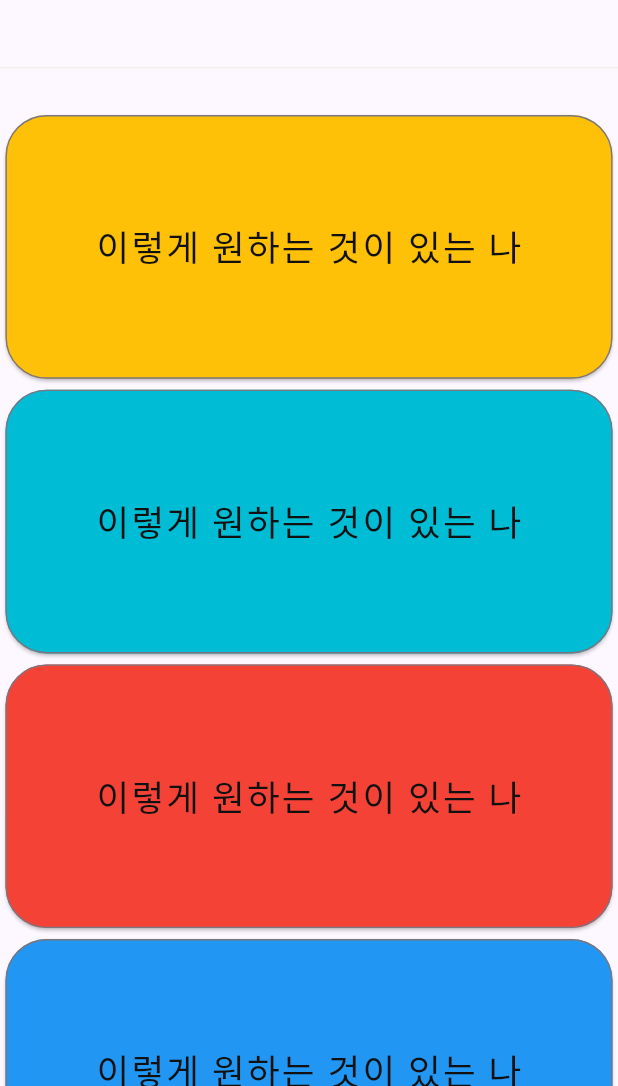
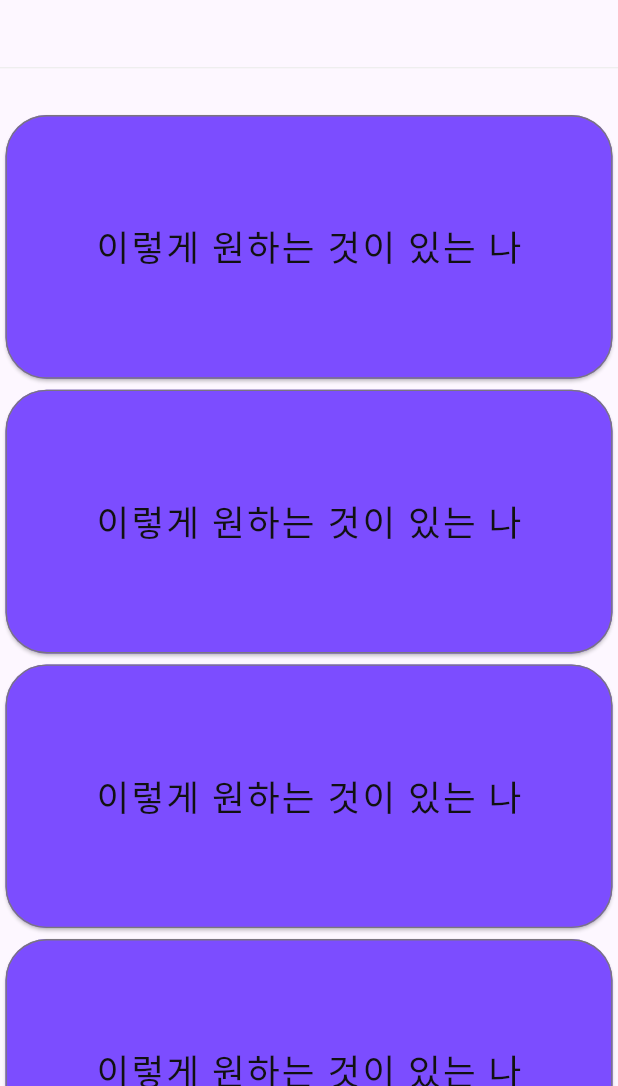
Before and after one commit to ggumgil/dongsilweb, a Flutter app: the WhatIWantPage screen opened by its route, on a phone screen of 412 x 824 dp, the part 150-1236 px from its top. Run offline on Flutter 3.47's test engine with Material 2 defaults, Android fonts, the phone set to English and light mode, and no system bars; our stand-ins replace google_fonts, responsive_framework; Roboto replaces fonts that are missing (Jua).

Commit message:
what i want color도 랜덤으로

```diff
--- a/lib/pages/whatiwant_page.dart
+++ b/lib/pages/whatiwant_page.dart
@@ -1,3 +1,4 @@
+import 'package:dongsilweb/constant/colors.dart';
 import 'package:dongsilweb/widgets/web_card.dart';
 import 'package:flutter/material.dart';
 
@@ -18,22 +19,22 @@ class WhatIWantPage extends StatelessWidget {
             WebCard(
                 width: MediaQuery.of(context).size.width,
                 height: 200,
-                color: Colors.amber,
+                color: randomColor,
                 text: '이렇게 원하는 것이 있는 나'),
             WebCard(
                 width: MediaQuery.of(context).size.width,
                 height: 200,
-                color: Colors.cyan,
+                color: randomColor,
                 text: '이렇게 원하는 것이 있는 나'),
             WebCard(
                 width: MediaQuery.of(context).size.width,
                 height: 200,
-                color: Colors.red,
+                color: randomColor,
                 text: '이렇게 원하는 것이 있는 나'),
             WebCard(
                 width: MediaQuery.of(context).size.width,
                 height: 200,
-                color: Colors.blue,
+                color: randomColor,
                 text: '이렇게 원하는 것이 있는 나'),
             divider,
             const Footer(),
```
